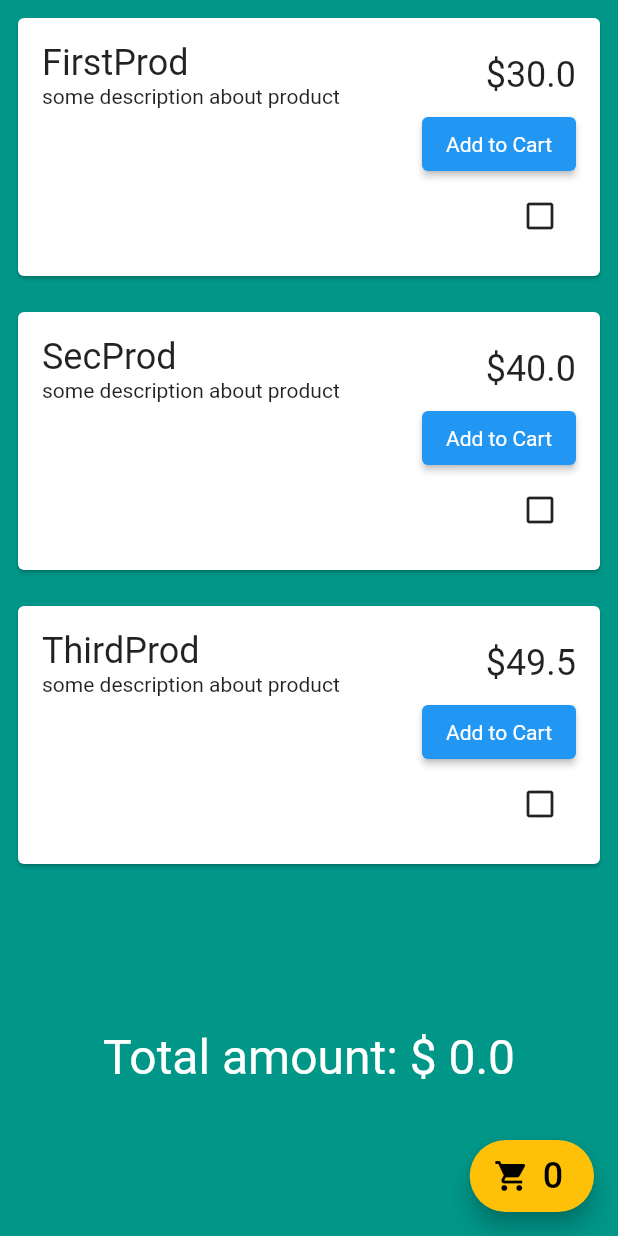
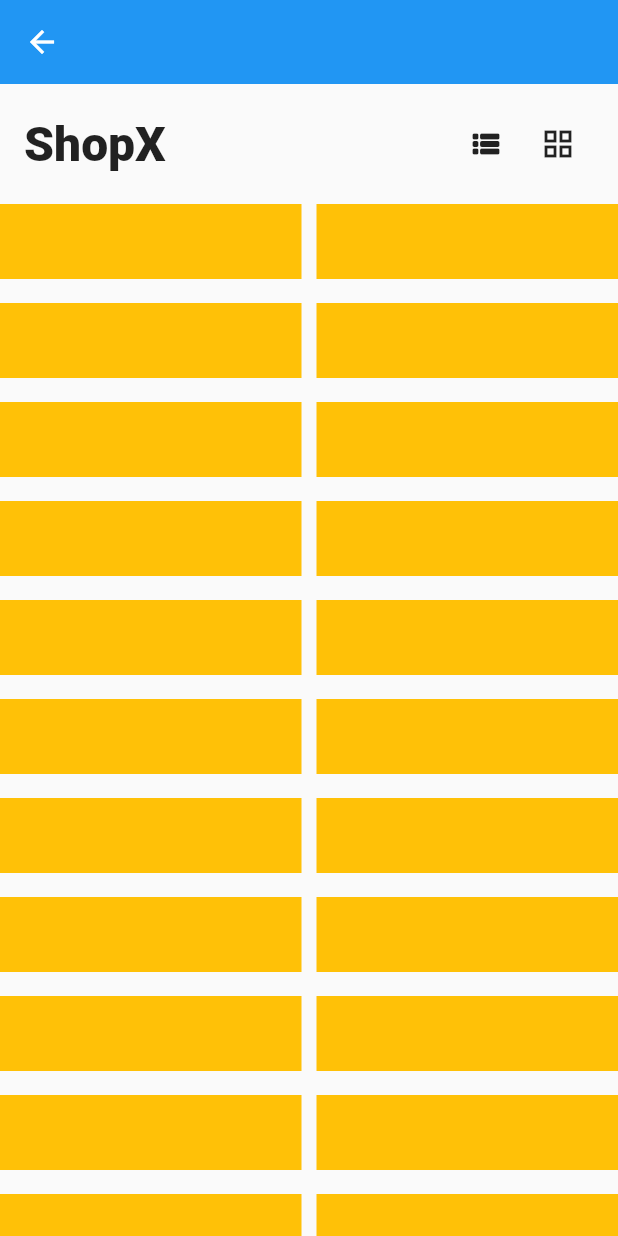
Before and after one commit to Sunilpore/FlutterBasics, a Flutter app: the screen it shows after launch, on a phone screen of 412 x 824 dp. Run offline on Flutter 3.47's test engine with Material 2 defaults, Android fonts, the phone set to English and light mode, and no system bars; Roboto replaces fonts that are missing (avenir).

Commit message:
integrate staggered grid view

```diff
--- a/my_flutter_app/lib/controllers/cart_controller.dart
+++ /dev/null
@@ -1,30 +0,0 @@
-import 'package:get/get.dart';
-import 'package:get/get_state_manager/get_state_manager.dart';
-import 'package:my_flutter_app/models/product.dart';
-
-
-class CartContorller extends GetxController {
-  var cartItems = List<Product>.empty(growable: true).obs;
-  int get count => cartItems.length;
-  double get totalPrice => cartItems.fold(0, (sum,item) => sum+item.price);
-
-
-  addToCart(Product product) {
-    cartItems.add(product);
-  }
-
-  //----------------------------------------------------------------------------//
-  //Use case for GetBuilder
-  var testAmount = 0.0;
-
-
-  /*addToCart(Product product) {
-    cartItems.add(product);
-    testAmount = totalPrice;
-    update();
-  }*/
-
-  //----------------------------------------------------------------------------//
-
-
-}
--- a/my_flutter_app/lib/controllers/shopping_controller.dart
+++ /dev/null
@@ -1,43 +0,0 @@
-import 'package:get/get.dart';
-import '../models/product.dart';
-
-
-
-class ShoppingController extends GetxController {
-  var products = List<Product>.empty(growable: true).obs;
-
-@override
-  void onInit() {
-    // TODO: implement onInit
-    super.onInit();
-    fetchProducts();
-  }
-
-  void fetchProducts() async {
-    await Future.delayed(Duration(seconds: 1));
-    var productResult = [
-      Product(
-          id: 1,
-          price: 30,
-          productDescription: 'some description about product',
-          productImage: 'abd',
-          productName: 'FirstProd'),
-      Product(
-          id: 2,
-          price: 40,
-          productDescription: 'some description about product',
-          productImage: 'abd',
-          productName: 'SecProd'),
-      Product(
-          id: 3,
-          price: 49.5,
-          productDescription: 'some description about product',
-          productImage: 'abd',
-          productName: 'ThirdProd'),
-    ];
-
-    products.value = productResult;
-  }
-
-
-}
--- a/my_flutter_app/lib/main.dart
+++ b/my_flutter_app/lib/main.dart
@@ -1,5 +1,5 @@
 import 'package:flutter/material.dart';
-import 'package:my_flutter_app/views/shopping_page.dart';
+import 'package:my_flutter_app/views/homepage.dart';
 
 void main() =>
   runApp(MaterialApp(
@@ -17,7 +17,7 @@ class MyApp extends StatelessWidget {
         primarySwatch: Colors.blue,
         visualDensity: VisualDensity.adaptivePlatformDensity
       ),
-      home: ShoopingPage(),
+      home: HomePage(),
     );
   }
 }
--- a/my_flutter_app/lib/models/product.dart
+++ /dev/null
@@ -1,19 +0,0 @@
-import 'package:get/state_manager.dart';
-
-class Product {
-  final int id;
-  final String productName;
-  final String productImage;
-  final String productDescription;
-  final double price;
-
-  Product({
-    this.id,
-    this.productName,
-    this.productImage,
-    this.productDescription,
-    this.price,
-  });
-
-  final isFavorite = false.obs;
-}
--- /dev/null
+++ b/my_flutter_app/lib/views/homepage.dart
@@ -0,0 +1,55 @@
+import 'package:flutter/cupertino.dart';
+import 'package:flutter/material.dart';
+import 'package:flutter_staggered_grid_view/flutter_staggered_grid_view.dart';
+
+class HomePage extends StatelessWidget {
+  @override
+  Widget build(BuildContext context) {
+    return Scaffold(
+      appBar: AppBar(
+        elevation: 0,
+        leading: Icon(Icons.arrow_back),
+      ),
+      body: Column(
+        children: [
+          Padding(
+            padding: const EdgeInsets.all(16),
+            child: Row(
+              children: [
+                Expanded(
+                    child: Text('ShopX',
+                        style: TextStyle(
+                            fontFamily: 'avenir',
+                            fontSize: 32,
+                            fontWeight: FontWeight.w900))),
+                IconButton(
+                  icon: Icon(Icons.view_list_rounded),
+                  onPressed: () {},
+                ),
+                IconButton(
+                  icon: Icon(Icons.grid_view),
+                  onPressed: () {},
+                )
+              ],
+            ),
+          ),
+          Expanded(
+            child: StaggeredGridView.countBuilder(
+                crossAxisCount: 2,
+                itemCount: 100,
+                mainAxisSpacing: 16,
+                crossAxisSpacing: 10,
+                itemBuilder: (context, index) {
+                  return Container(
+                    width: 50,
+                    height: 50,
+                    color: Colors.amber,
+                  );
+                },
+                staggeredTileBuilder: (index) => StaggeredTile.fit(1)),
+          )
+        ],
+      ),
+    );
+  }
+}
--- a/my_flutter_app/lib/views/shopping_page.dart
+++ /dev/null
@@ -1,109 +0,0 @@
-import 'package:flutter/material.dart';
-import 'package:get/get.dart';
-import 'package:my_flutter_app/controllers/cart_controller.dart';
-import 'package:my_flutter_app/controllers/shopping_controller.dart';
-
-class ShoopingPage extends StatelessWidget {
-  final shoppingController = Get.put(ShoppingController());
-  final cartController = Get.put(CartContorller());
-
-  @override
-  Widget build(BuildContext context) {
-    return Scaffold(
-      backgroundColor: Colors.teal,
-      body: SafeArea(
-        child: Column(
-          children: [
-            Expanded(child: GetX<ShoppingController>(builder: (controller) {
-              return ListView.builder(
-                  itemCount: controller.products.length,
-                  itemBuilder: (context, index) {
-                    return Card(
-                      margin: const EdgeInsets.all(12),
-                      child: Padding(
-                        padding: EdgeInsets.all(16.0),
-                        child: Column(
-                          crossAxisAlignment: CrossAxisAlignment.end,
-                          children: [
-                            Row(
-                              mainAxisAlignment: MainAxisAlignment.spaceBetween,
-                              children: [
-                                Column(
-                                  crossAxisAlignment: CrossAxisAlignment.start,
-                                  children: [
-                                    Text(
-                                        '${controller.products[index].productName}',
-                                        style: TextStyle(fontSize: 24)),
-                                    Text(
-                                        '${controller.products[index].productDescription}')
-                                  ],
-                                ),
-                                Text('\$${controller.products[index].price}',
-                                    style: TextStyle(fontSize: 24)),
-                              ],
-                            ),
-                            ElevatedButton(
-                                onPressed: () {
-                                  cartController
-                                      .addToCart(controller.products[index]);
-                                },
-                                style: ElevatedButton.styleFrom(
-                                    backgroundColor: Colors.blue,
-                                    textStyle: TextStyle(
-                                      color: Colors.white,
-                                    )),
-                                child: Text('Add to Cart')),
-                            Obx(() => IconButton(
-                              icon: controller.products[index].isFavorite.value?
-                              Icon(Icons.check_box_rounded): Icon(Icons.check_box_outline_blank_outlined),
-                              onPressed: () {
-                                controller.products[index].isFavorite.toggle();
-                              },
-                            ))
-                          ],
-                        ),
-                      ),
-                    );
-                  });
-            })),
-
-            //Update "Total Amount" Using GetBuilder method
-            /*GetBuilder<CartContorller>(
-              builder: (controller) {
-                return Text('Total amount: \$ ${controller.testAmount}',
-                    style: TextStyle(fontSize: 32, color: Colors.white));
-              },
-            ),*/
-
-            //Update "Total Amount" Using GetX
-            /*GetX<CartContorller>(builder: (controller) {
-              return Text('Total amount: \$ ${controller.totalPrice}',
-                  style: TextStyle(fontSize: 32, color: Colors.white));
-            }),*/
-
-            //Update "Total Amount" Using ObsX
-            Obx(() {
-              return Text('Total amount: \$ ${cartController.totalPrice}',
-                  style: TextStyle(fontSize: 32, color: Colors.white));
-            }),
-
-            SizedBox(height: 100)
-          ],
-        ),
-      ),
-      floatingActionButton: FloatingActionButton.extended(
-          onPressed: () {},
-          backgroundColor: Colors.amber,
-          icon: Icon(
-            Icons.shopping_cart,
-            color: Colors.black,
-          ),
-          label: GetX<CartContorller>(builder: (controller) {
-            return Text(
-              controller.count.toString(),
-              style: TextStyle(color: Colors.black, fontSize: 24),
-            );
-          })),
-    );
-  }
-}
--- a/my_flutter_app/pubspec.yaml
+++ b/my_flutter_app/pubspec.yaml
@@ -33,6 +33,7 @@ dependencies:
 dev_dependencies:
   intl: ^0.16.1
   http: ^0.12.2
+  flutter_staggered_grid_view: ^0.3.2
   flutter_test:
     sdk: flutter
 
```
Also changed, not shown: my_flutter_app/pubspec.lock, 1 other file.
